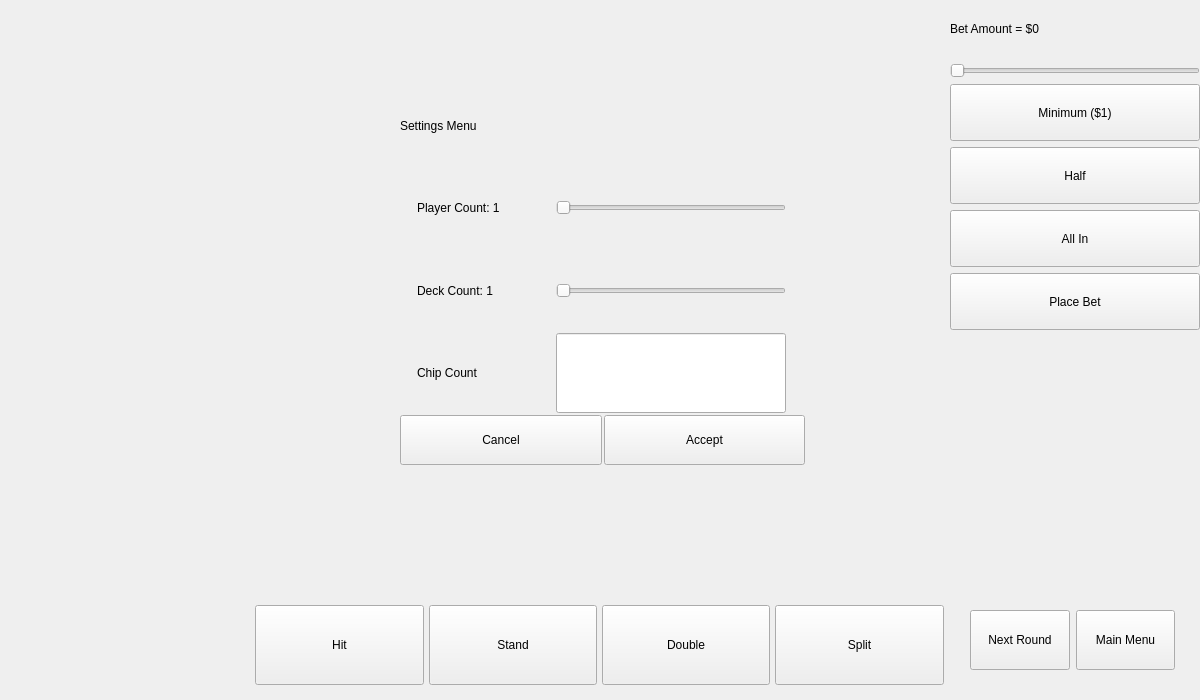
Qt form CardCounter/mainwindow.ui (CalebStandfield/full-blackjack-game-engine-with-UI) before a commit.
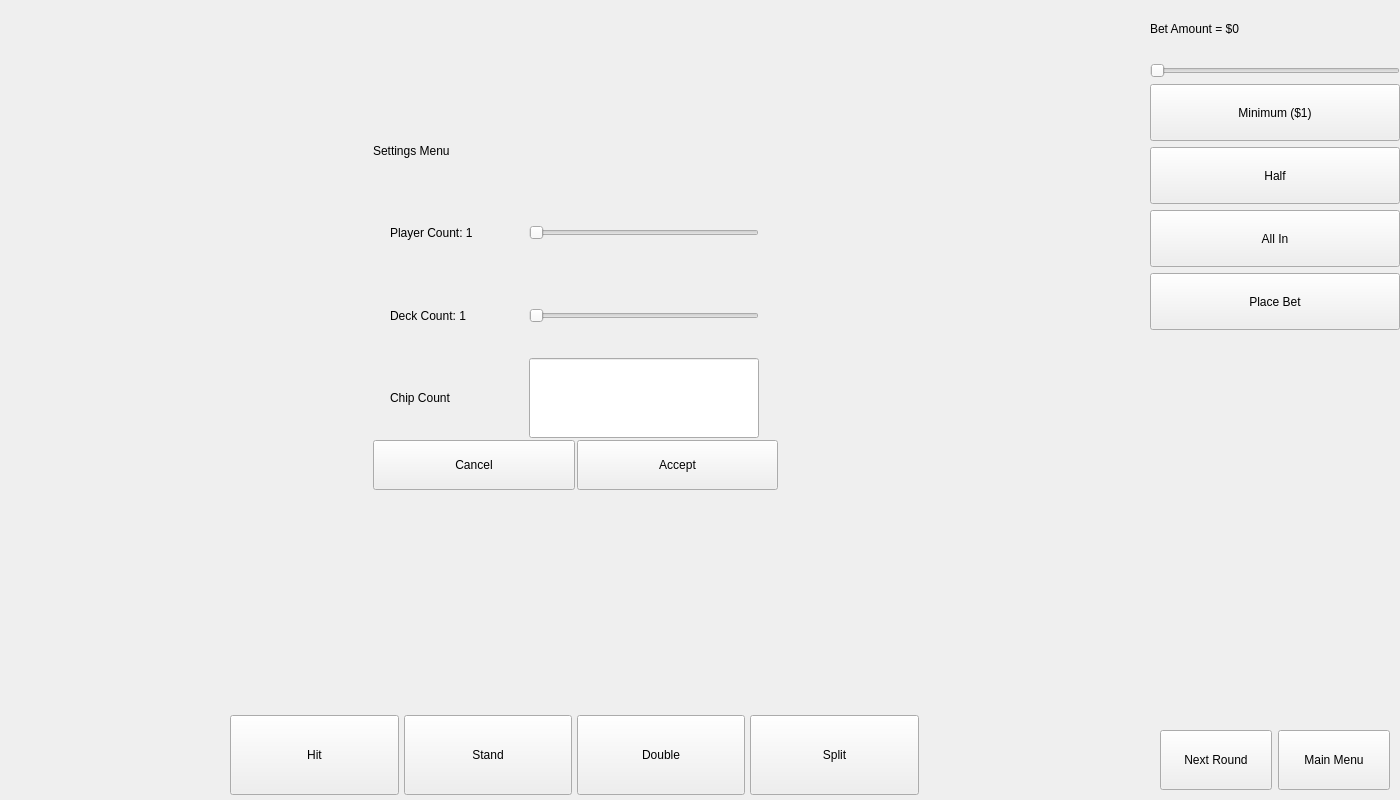
The same form after that commit.

Commit message: table resize

The edit to the form file:
```diff
--- a/CardCounter/mainwindow.ui
+++ b/CardCounter/mainwindow.ui
@@ -6,20 +6,26 @@
    <rect>
     <x>0</x>
     <y>0</y>
-    <width>1200</width>
-    <height>700</height>
+    <width>1400</width>
+    <height>800</height>
    </rect>
   </property>
+  <property name="sizePolicy">
+   <sizepolicy hsizetype="Fixed" vsizetype="Fixed">
+    <horstretch>0</horstretch>
+    <verstretch>0</verstretch>
+   </sizepolicy>
+  </property>
   <property name="minimumSize">
    <size>
-    <width>1200</width>
-    <height>700</height>
+    <width>1400</width>
+    <height>800</height>
    </size>
   </property>
   <property name="maximumSize">
    <size>
-    <width>1200</width>
-    <height>700</height>
+    <width>1400</width>
+    <height>800</height>
    </size>
   </property>
   <property name="windowTitle">
@@ -34,14 +40,14 @@
    </property>
    <property name="minimumSize">
     <size>
-     <width>1200</width>
-     <height>700</height>
+     <width>1400</width>
+     <height>800</height>
     </size>
    </property>
    <property name="maximumSize">
     <size>
-     <width>1200</width>
-     <height>700</height>
+     <width>1400</width>
+     <height>800</height>
     </size>
    </property>
    <widget class="QStackedWidget" name="screens">
@@ -49,8 +55,8 @@
      <rect>
       <x>0</x>
       <y>0</y>
-      <width>1200</width>
-      <height>700</height>
+      <width>1400</width>
+      <height>800</height>
      </rect>
     </property>
     <property name="sizePolicy">
@@ -61,14 +67,14 @@
     </property>
     <property name="minimumSize">
      <size>
-      <width>1200</width>
-      <height>700</height>
+      <width>1400</width>
+      <height>800</height>
      </size>
     </property>
     <property name="maximumSize">
      <size>
-      <width>1200</width>
-      <height>700</height>
+      <width>1400</width>
+      <height>800</height>
      </size>
     </property>
     <property name="currentIndex">
@@ -239,39 +245,57 @@
      </widget>
     </widget>
     <widget class="QWidget" name="blackjackScreen">
+     <property name="sizePolicy">
+      <sizepolicy hsizetype="Fixed" vsizetype="Fixed">
+       <horstretch>0</horstretch>
+       <verstretch>0</verstretch>
+      </sizepolicy>
+     </property>
+     <property name="minimumSize">
+      <size>
+       <width>1400</width>
+       <height>800</height>
+      </size>
+     </property>
+     <property name="maximumSize">
+      <size>
+       <width>1400</width>
+       <height>800</height>
+      </size>
+     </property>
      <widget class="QWidget" name="table" native="true">
       <property name="geometry">
        <rect>
         <x>0</x>
         <y>0</y>
-        <width>1200</width>
-        <height>600</height>
+        <width>1230</width>
+        <height>630</height>
        </rect>
       </property>
       <property name="sizePolicy">
-       <sizepolicy hsizetype="Fixed" vsizetype="Fixed">
+       <sizepolicy hsizetype="Minimum" vsizetype="Minimum">
         <horstretch>0</horstretch>
         <verstretch>0</verstretch>
        </sizepolicy>
       </property>
       <property name="minimumSize">
        <size>
-        <width>1200</width>
-        <height>600</height>
+        <width>1230</width>
+        <height>630</height>
        </size>
       </property>
       <property name="maximumSize">
        <size>
-        <width>1200</width>
-        <height>600</height>
+        <width>1230</width>
+        <height>630</height>
        </size>
       </property>
      </widget>
      <widget class="QWidget" name="gamePlayButtons" native="true">
       <property name="geometry">
        <rect>
-        <x>250</x>
-        <y>600</y>
+        <x>225</x>
+        <y>710</y>
         <width>700</width>
         <height>90</height>
        </rect>
@@ -391,8 +415,8 @@
      <widget class="QWidget" name="settingsPopUp" native="true">
       <property name="geometry">
        <rect>
-        <x>390</x>
-        <y>75</y>
+        <x>363</x>
+        <y>100</y>
         <width>425</width>
         <height>400</height>
        </rect>
@@ -626,7 +650,7 @@
      <widget class="QWidget" name="bettingArea" native="true">
       <property name="geometry">
        <rect>
-        <x>950</x>
+        <x>1150</x>
         <y>0</y>
         <width>250</width>
         <height>330</height>
@@ -707,9 +731,9 @@
      <widget class="QWidget" name="continueToNextRound" native="true">
       <property name="geometry">
        <rect>
-        <x>960</x>
-        <y>600</y>
-        <width>225</width>
+        <x>1150</x>
+        <y>720</y>
+        <width>250</width>
         <height>80</height>
        </rect>
       </property>
@@ -721,13 +745,13 @@
       </property>
       <property name="minimumSize">
        <size>
-        <width>225</width>
+        <width>250</width>
         <height>80</height>
        </size>
       </property>
       <property name="maximumSize">
        <size>
-        <width>225</width>
+        <width>250</width>
         <height>80</height>
        </size>
       </property>
```
Left out of the diff: 80 changed lines with no effect on the pictures. The commit also changes 1 other file.
